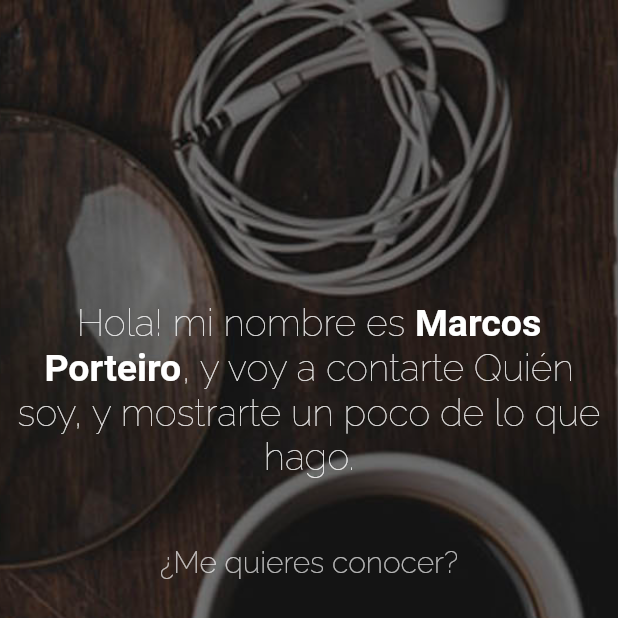
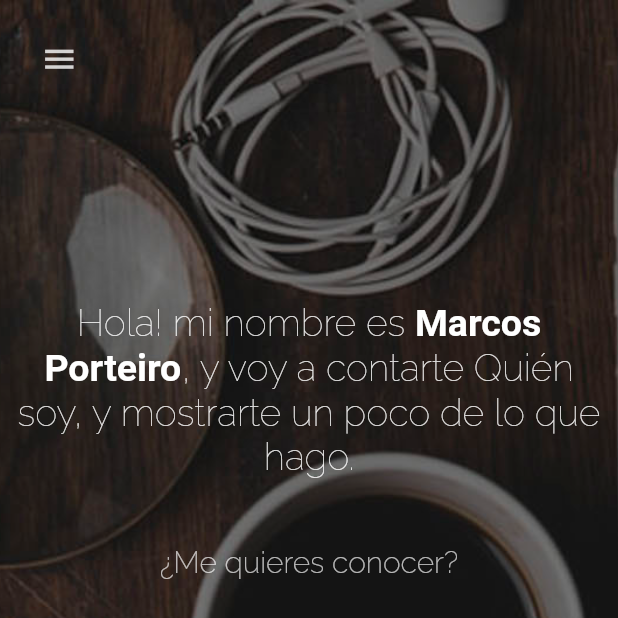
Before and after one commit to marcosporteiro/Portfolio, a Flutter app: the screen it shows after launch, on a phone screen of 412 x 824 dp, the top half of it. Run offline on Flutter 3.47's test engine with Material 2 defaults, Android fonts, the phone set to English and light mode, and no system bars; our stand-ins replace google_fonts, line_icons; missing offline and left inert: dart:js.

```diff
--- a/lib/main.dart
+++ b/lib/main.dart
@@ -1,4 +1,6 @@
 import 'package:flutter/material.dart';
+import 'package:provider/provider.dart';
+import 'menu.dart';
 import 'principal.dart';
 
 Color colorMenu = Color(0xFF222629);
@@ -19,7 +21,15 @@ class MyApp extends StatelessWidget {
     return MaterialApp(
       debugShowCheckedModeBanner: false,
       title: "Marcos Porteiro",
-      home: MyAppBody(),
+      //home: MyAppBody(),
+      home: MultiProvider(
+        providers: [
+          ChangeNotifierProvider(
+            create: (context) => MenuController(),
+          ),
+        ],
+        child: MyAppBody(),
+      ),
     );
   }
 }
--- a/lib/menu.dart
+++ b/lib/menu.dart
@@ -5,6 +5,7 @@ import 'package:line_icons/line_icons.dart';
 import 'package:mipagina/utils.dart';
 import 'principal.dart';
 import 'ventana.dart';
+import 'package:provider/provider.dart';
 import 'main.dart';
 
 double posi0 = 0;
@@ -284,3 +285,41 @@ class topMenu extends StatelessWidget {
     );
   }
 }
+
+class botonMenu extends StatelessWidget {
+  const botonMenu({Key? key}) : super(key: key);
+
+  @override
+  Widget build(BuildContext context) {
+    return Container(
+      margin: EdgeInsets.only(
+          bottom: MediaQuery.of(context).size.height - 75,
+          right: MediaQuery.of(context).size.width - 75),
+      height: 40,
+      width: 40,
+      decoration: BoxDecoration(
+        color: colorMenu.withOpacity(0.1),
+        borderRadius: BorderRadius.circular(5),
+      ),
+      child: IconButton(
+        icon: Icon(
+          Icons.menu,
+          color: Colors.white.withOpacity(0.8),
+          size: 25,
+        ),
+        onPressed: context.read<MenuController>().controlMenu,
+      ),
+    );
+  }
+}
+
+class MenuController extends ChangeNotifier {
+  final GlobalKey<ScaffoldState> _scaffoldKey = GlobalKey<ScaffoldState>();
+  GlobalKey<ScaffoldState> get scaffoldKey => _scaffoldKey;
+
+  void controlMenu() {
+    if (!_scaffoldKey.currentState!.isDrawerOpen) {
+      _scaffoldKey.currentState!.openDrawer();
+    }
+  }
+}
--- a/lib/principal.dart
+++ b/lib/principal.dart
@@ -4,6 +4,7 @@ import 'package:mipagina/responsive.dart';
 import 'main.dart';
 import 'menu.dart';
 import 'ventana.dart';
+import 'package:provider/provider.dart';
 
 class cuerpo extends State<MyAppBody> {
   @override
@@ -17,6 +18,7 @@ class cuerpo extends State<MyAppBody> {
       posi2 = MediaQuery.of(context).size.height * 2;
       posi3 = MediaQuery.of(context).size.height * 3;
       posi4 = MediaQuery.of(context).size.height * 4;
+
       if (posi0.round() <= (controlador.position.pixels).round()) {
         posiScroll = 0;
         setState(() {
--- a/lib/ventana.dart
+++ b/lib/ventana.dart
@@ -4,6 +4,7 @@ import 'package:mipagina/main.dart';
 import 'package:mipagina/responsive.dart';
 import 'menu.dart';
 import 'principal.dart';
+import 'package:provider/provider.dart';
 
 Color colorFondo = Colors.grey.shade300;
 Color colorVentana = Colors.black12;
@@ -18,11 +19,15 @@ class ventana extends StatelessWidget {
 
   @override
   Widget build(BuildContext context) {
-    return Container(
-      child: Expanded(
-        child: Container(
-          color: colorFondo,
-          child: ListView.builder(
+    return Expanded(
+      child: Container(
+        color: colorFondo,
+        child: Scaffold(
+          key: context.read<MenuController>().scaffoldKey,
+          drawer: menu(),
+          floatingActionButton:
+              Responsive.isDesktop(context) ? null : botonMenu(),
+          body: ListView.builder(
             itemCount: 5,
             itemExtent: MediaQuery.of(context).size.height,
             controller: controlador,
@@ -270,7 +275,8 @@ class about extends StatelessWidget {
             child: Center(
               child: Text(
                 "Work in progress...",
-                style: fuente(colorTemaMenu, 100, FontWeight.bold),
+                style: fuente(colorTemaMenu,
+                    Responsive.isDesktop(context) ? 70 : 20, FontWeight.bold),
               ),
             ),
           ),
@@ -313,7 +319,8 @@ class portfolio extends StatelessWidget {
             child: Center(
               child: Text(
                 "Work in progress...",
-                style: fuente(colorTemaMenu, 100, FontWeight.bold),
+                style: fuente(colorTemaMenu,
+                    Responsive.isDesktop(context) ? 70 : 20, FontWeight.bold),
               ),
             ),
           ),
@@ -347,7 +354,8 @@ class cv extends StatelessWidget {
             child: Center(
               child: Text(
                 "Work in progress...",
-                style: fuente(colorTemaMenu, 100, FontWeight.bold),
+                style: fuente(colorTemaMenu,
+                    Responsive.isDesktop(context) ? 70 : 20, FontWeight.bold),
               ),
             ),
           ),
@@ -381,7 +389,8 @@ class contact extends StatelessWidget {
             child: Center(
               child: Text(
                 "Work in progress...",
-                style: fuente(colorTemaMenu, 100, FontWeight.bold),
+                style: fuente(colorTemaMenu,
+                    Responsive.isDesktop(context) ? 70 : 20, FontWeight.bold),
               ),
             ),
           ),
--- a/pubspec.yaml
+++ b/pubspec.yaml
@@ -31,6 +31,7 @@ dependencies:
   google_fonts: ^2.1.0
   line_icons: ^2.0.1
   url_launcher: ^6.0.9
+  provider: ^5.0.0
 
 
 
```
Also changed, not shown: pubspec.lock.
